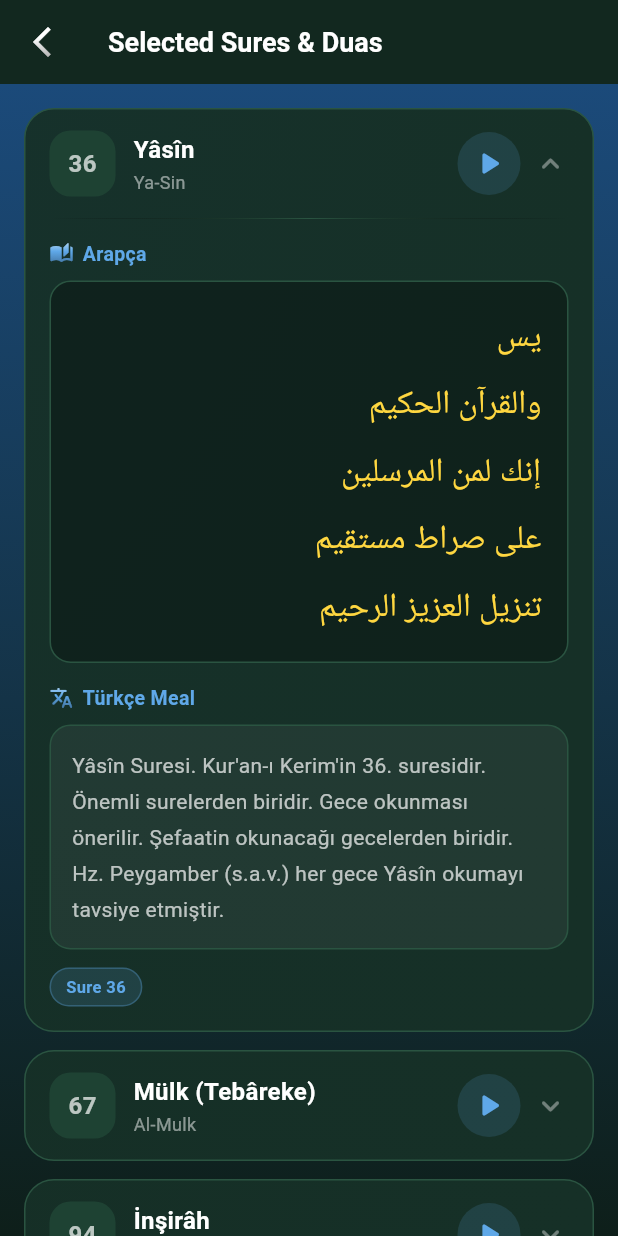
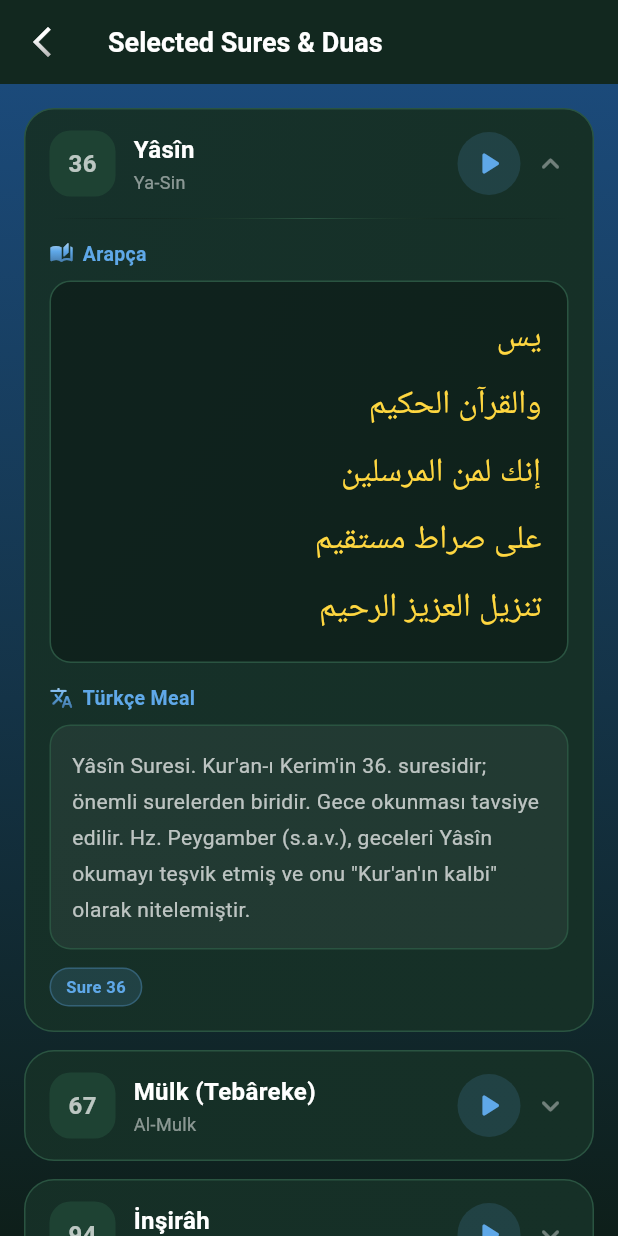
Before and after one commit to AkinAkonur/islami_uygulama, a Flutter app: the OzelSurelerPage screen opened directly, after a tap on "36", on a phone screen of 412 x 824 dp. Run offline on Flutter 3.47's test engine with Material 3 defaults, Android fonts, the phone set to English and light mode, and no system bars; our stand-ins replace audioplayers, connectivity_plus, flutter_compass, flutter_local_notifications, flutter_timezone, flutter_tts and 10 more; missing offline and left inert: workmanager; accounts and stored records are empty; network calls fail.

Commit message:
Ozel Sureler: bozuk/makine-ceviri Turkce meal metinleri duzeltildi (Mul, Insirah, Kiyamet, Vakia, Duha, Yasin); kisa/seçme yapi korundu

```diff
--- a/lib/pages/ummet/ozel_sureler_verileri.dart
+++ b/lib/pages/ummet/ozel_sureler_verileri.dart
@@ -30,7 +30,7 @@ const List<OzelSureVerisi> ozelSureler = [
     baslikEn: 'Ya-Sin',
     sureNo: 36,
     arapca: 'يس \nوالقرآن الحكيم \nإنك لمن المرسلين \nعلى صراط مستقيم \nتنزيل العزيز الرحيم',
-    mealTr: 'Yâsîn Suresi. Kur\'an-ı Kerim\'in 36. suresidir. Önemli surelerden biridir. Gece okunması önerilir. Şefaatin okunacağı gecelerden biridir. Hz. Peygamber (s.a.v.) her gece Yâsîn okumayı tavsiye etmiştir.',
+    mealTr: 'Yâsîn Suresi. Kur\'an-ı Kerim\'in 36. suresidir; önemli surelerden biridir. Gece okunması tavsiye edilir. Hz. Peygamber (s.a.v.), geceleri Yâsîn okumayı teşvik etmiş ve onu "Kur\'an\'ın kalbi" olarak nitelemiştir.',
     mealEn: 'Ya-Sin. One of the most important Surahs. It is recommended to recite at night. The Prophet (pbuh) advised reading it every night.',
     audioUrl: 'https://server8.mp3quran.net/afs/036.mp3',
   ),
@@ -40,7 +40,7 @@ const List<OzelSureVerisi> ozelSureler = [
     baslikEn: 'Al-Mulk',
     sureNo: 67,
     arapca: 'تَبَارَكَ الَّذِي بِيَدِهِ الْمُلْكُ وَهُوَ عَلَى كُلِّ شَيْءٍ قَدِيرٌ \nالَّذِي خَلَقَ الْمَوْتَ وَالْحَيَاةَ لِيَبْلُوَكُمْ أَيُّكُمْ أَحْسَنُ عَمَلًا',
-    mealTr: 'Mülk Suresi. Mülk, O\'nun (Allah\'ın) elindedir. O her şeye kadirdir. Ölümsüzü yaratan, diriyi yaratan O\'dur. Hanginizin daha güzel iş yaptığını denemek için. O, çok güçlü, çok bağışlayıcıdır. Yedi göğü yaratan O\'dur.',
+    mealTr: 'Mülk Suresi. Mülk (hükümranlık) O\'nun elindedir; O her şeye kadirdir. Ölümü ve hayatı yaratmıştır ki, hanginizin daha güzel amel işlediğini denesin. O, mutlak güç sahibidir, çok bağışlayandır. Yedi göğü de O yaratmıştır.',
     mealEn: 'Al-Mulk. Blessed is He in whose hand is dominion, and He is over all things competent. He who created death and life to test you [as to] which of you is best in deed.',
     audioUrl: 'https://server8.mp3quran.net/afs/067.mp3',
   ),
@@ -50,7 +50,7 @@ const List<OzelSureVerisi> ozelSureler = [
     baslikEn: 'Ash-Sharh',
     sureNo: 94,
     arapca: 'أَلَمْ نَشْرَحْ لَكَ صَدْرَكَ \nوَوَضَعْنَا عَنكَ وِزْرَكَ \nالَّذِي أَنْقَضَ ظَهْرَكَ \nوَرَفَعْنَا لَكَ ذِكْرَكَ \nفَإِنَّ مَعَ الْعُسْرِ يُسْرًا \nإِنَّ مَعَ الْعُسْرِ يُسْرًا',
-    mealTr: 'İnşirâh Suresi. Senin göğsünü açmadık mı? Yükünü senden indirmedik mi? Senin sırtını çökükleri yarmadık mı? Yüklediklerini sana yorduk. Şeritleyeste yorulunca hemen kalk ve Rabbine y\u00f6nel.',
+    mealTr: 'İnşirâh Suresi. Senin göğsünü açıp genişletmedik mi? Belini büken ağır yükünü senden indirmedik mi? Senin şanını yüceltmedik mi? Şüphesiz zorlukla beraber bir kolaylık vardır; gerçekten zorlukla beraber bir kolaylık vardır.',
     mealEn: 'Ash-Sharh. Did We not expand for you, [O Muhammad], your breast? And We removed from you your burden. For indeed, with hardship [will be] ease.',
     audioUrl: 'https://server8.mp3quran.net/afs/094.mp3',
   ),
@@ -60,7 +60,7 @@ const List<OzelSureVerisi> ozelSureler = [
     baslikEn: 'Al-Qiyamah',
     sureNo: 75,
     arapca: 'لَا أُقْسِمُ بِيَوْمِ الْقِيَامَةِ \nوَلَا أُقْسِمُ بِالنَّفْسِ اللَّوَّامَةِ \nأَيَحْسَبُ الْإِنْسَانُ أَلَّا نَجْمَعَ عِظَامَهُ',
-    mealTr: 'Kıymet Suresi. Hayır, yemin olsun Kıymet gününe. Hayır, yemin olsun tövbekâr nefse. İnsan, kemiklerini toplayamayacağımızı mı sanıyor? Evet, biz onun parmak bileklerini bile bürüyebiliyoruz.',
+    mealTr: 'Kıyâmet Suresi. Kıyâmet gününe yemin ederim. Kendini (kötülükten dolayı) kınayan nefse de yemin ederim. İnsan, kemiklerini bir araya toplayamayacağımızı mı sanıyor? Evet, biz onun parmak uçlarını bile yeniden düzene koyabiliriz.',
     mealEn: 'Al-Qiyamah. I swear by the Day of Resurrection. And I swear by the reproaching soul. Does man think that We will not assemble his bones?',
     audioUrl: 'https://server8.mp3quran.net/afs/075.mp3',
   ),
@@ -80,7 +80,7 @@ const List<OzelSureVerisi> ozelSureler = [
     baslikEn: 'Al-Waqiah',
     sureNo: 56,
     arapca: 'إِذَا وَقَعَتِ الْوَاقِعَةُ \nلَيْسَ لِوَقْعَتِهَا كَاذِبَةٌ \nخَافِضَةٌ رَافِعَةٌ',
-    mealTr: 'Vâki\'a Suresi. O hadise (Kıymet) gerçekleştiğinde. Onun gerçekleşmesi yalanlanamaz. Alçaltıcıdır, yükselticidir. Dağlar sarışıp savrulduklarında.',
+    mealTr: 'Vâki\'a Suresi. O (Kıyâmet) hadisesi gerçekleştiği zaman. Onun gerçekleşmesini yalanlayacak kimse yoktur. O, (bazılarını) alçaltıcı, (bazılarını) yükselticidir.',
     mealEn: 'Al-Waqiah. When the Occurrence occurs, There is no denying its occurrence. Lowerring [some] and exalting [others].',
     audioUrl: 'https://server8.mp3quran.net/afs/056.mp3',
   ),
@@ -112,7 +112,7 @@ const List<OzelSureVerisi> ozelSureler = [
     baslikEn: 'Ad-Duha',
     sureNo: 93,
     arapca: 'وَالضُّحَى \nوَاللَّيْلِ إِذَا سَجَى \nمَا وَدَعَكَ رَبُّكَ وَمَا قَلَى',
-    mealTr: 'Duha Suresi. Şükr ve kuşluk vaktine yemin olsun ki, gece bastırdığı zaman da. Rahman olan Rabbin, sana ne vaaz verdi ne de bıraktı. Ahiret, senin için önkünden daha hayırlıdır.',
+    mealTr: 'Duha Suresi. Kuşluk vaktine andolsun. Karanlığıyla çöküp sakinleşen geceye andolsun. Rabbin seni terk etmedi ve sana darılmadı. Elbette ahiret, senin için dünyadan daha hayırlıdır.',
     mealEn: 'Ad-Duha. By the morning sunlight! And [by] the night when it covers with darkness, Your Lord [O Muhammad] has not taken leave of you, nor has He detested [you].',
     audioUrl: 'https://server8.mp3quran.net/afs/093.mp3',
   ),
```
